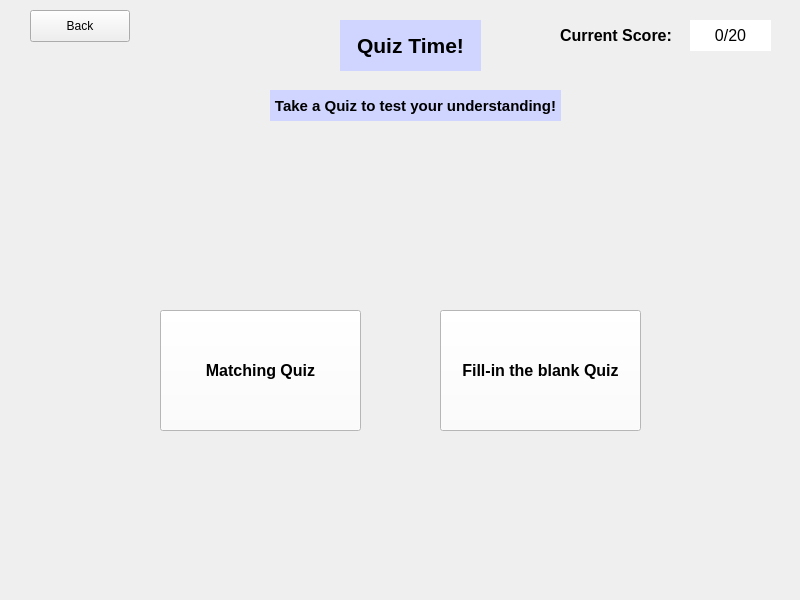
This is A8EduApp/quizzinghomewidget.ui in University-of-Utah-CS3505/a9-edu-app-f24-00Calvin00 as Qt 5 draws it before an edit. The edited form follows.
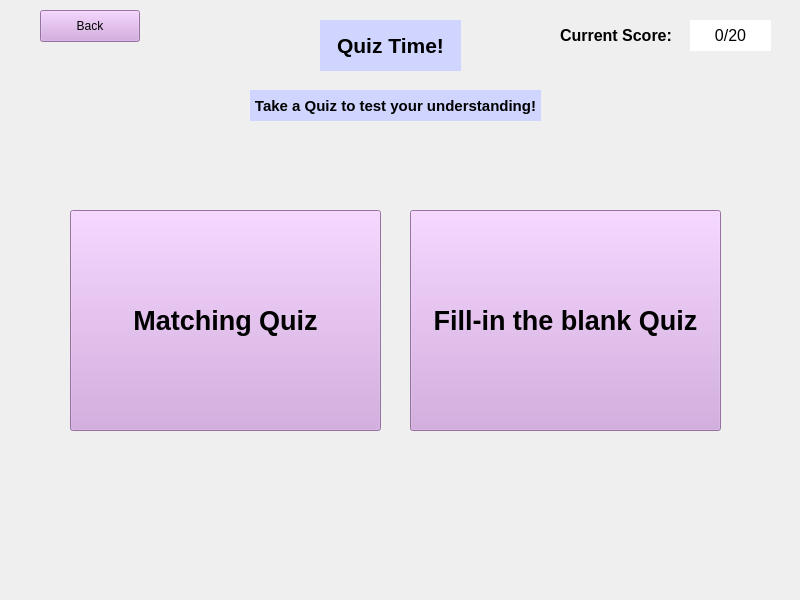
This is the edited form.

Commit message: color issues with drag drop text fix

What changed in the file:
```diff
--- a/A8EduApp/quizzinghomewidget.ui
+++ b/A8EduApp/quizzinghomewidget.ui
@@ -16,20 +16,21 @@
   <widget class="QPushButton" name="matchingButton">
    <property name="geometry">
     <rect>
-     <x>160</x>
-     <y>310</y>
-     <width>201</width>
-     <height>121</height>
+     <x>70</x>
+     <y>210</y>
+     <width>311</width>
+     <height>221</height>
     </rect>
    </property>
    <property name="font">
     <font>
-     <pointsize>12</pointsize>
+     <pointsize>20</pointsize>
      <bold>true</bold>
     </font>
    </property>
    <property name="styleSheet">
-    <string notr="true">background-color: rgb(255, 255, 255);</string>
+    <string notr="true">background-color: rgb(209, 160, 224);
+color: rgb(0, 0, 0);</string>
    </property>
    <property name="text">
     <string>Matching Quiz</string>
@@ -38,20 +39,21 @@
   <widget class="QPushButton" name="dragDropButton">
    <property name="geometry">
     <rect>
-     <x>440</x>
-     <y>310</y>
-     <width>201</width>
-     <height>121</height>
+     <x>410</x>
+     <y>210</y>
+     <width>311</width>
+     <height>221</height>
     </rect>
    </property>
    <property name="font">
     <font>
-     <pointsize>12</pointsize>
+     <pointsize>20</pointsize>
      <bold>true</bold>
     </font>
    </property>
    <property name="styleSheet">
-    <string notr="true">background-color: rgb(255, 255, 255);</string>
+    <string notr="true">background-color: rgb(209, 160, 224);
+color: rgb(0, 0, 0);</string>
    </property>
    <property name="text">
     <string>Fill-in the blank Quiz</string>
@@ -60,12 +62,15 @@
   <widget class="QPushButton" name="backToStartButton">
    <property name="geometry">
     <rect>
-     <x>30</x>
+     <x>40</x>
      <y>10</y>
      <width>100</width>
      <height>32</height>
     </rect>
    </property>
+   <property name="styleSheet">
+    <string notr="true">background-color: rgb(209, 160, 224);</string>
+   </property>
    <property name="text">
     <string>Back</string>
    </property>
@@ -73,7 +78,7 @@
   <widget class="QLabel" name="subtitle">
    <property name="geometry">
     <rect>
-     <x>270</x>
+     <x>250</x>
      <y>90</y>
      <width>291</width>
      <height>31</height>
@@ -104,7 +109,7 @@
   <widget class="QLabel" name="title">
    <property name="geometry">
     <rect>
-     <x>340</x>
+     <x>320</x>
      <y>20</y>
      <width>141</width>
      <height>51</height>
```
Left out of the diff: 6 changed lines with no effect on the pictures. The commit also changes 3 other files.
